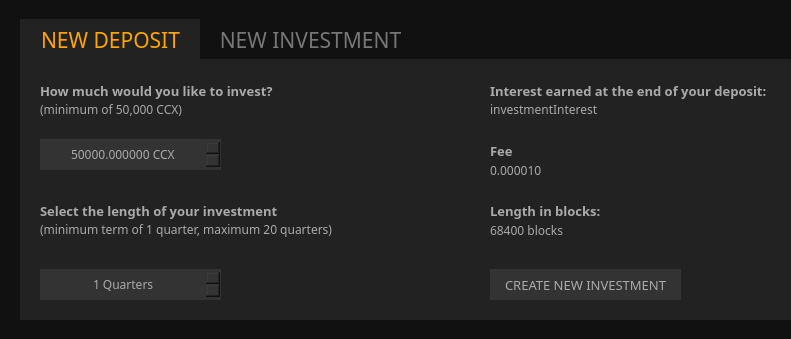
ConcealNetwork/conceal-desktop, file src/gui/ui/depositsframe.ui: the form before one commit; both pictures show x 0 to 791 and y 361 to 700 of the 1270 by 700 pixel window.
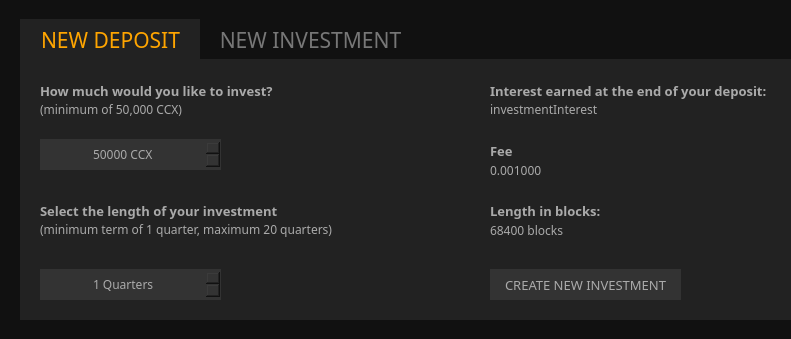
The form after the commit.

```diff
--- a/src/gui/ui/depositsframe.ui
+++ b/src/gui/ui/depositsframe.ui
@@ -417,7 +417,10 @@
         <set>Qt::AlignCenter</set>
        </property>
        <property name="decimals">
-        <number>6</number>
+        <number>0</number>
+       </property>
+       <property name="minimum">
+        <double>1.000000000000000</double>
        </property>
        <property name="maximum">
         <double>20000000.000000000000000</double>
@@ -448,7 +451,7 @@
         <string notr="true">color: #aaa;</string>
        </property>
        <property name="text">
-        <string>feeLabel</string>
+        <string>0.001000</string>
        </property>
        <property name="alignment">
         <set>Qt::AlignLeading|Qt::AlignLeft|Qt::AlignVCenter</set>
@@ -1245,7 +1248,7 @@
         <string> CCX</string>
        </property>
        <property name="decimals">
-        <number>6</number>
+        <number>0</number>
        </property>
        <property name="minimum">
         <double>50000.000000000000000</double>
@@ -1282,7 +1285,7 @@
         <string notr="true">color: #aaa;</string>
        </property>
        <property name="text">
-        <string>0.000010</string>
+        <string>0.001000</string>
        </property>
        <property name="alignment">
         <set>Qt::AlignLeading|Qt::AlignLeft|Qt::AlignVCenter</set>
```
